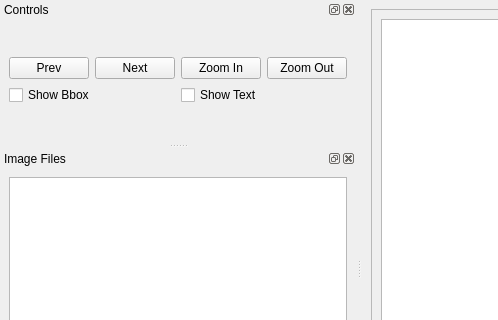
Qt form imageviewer_gw.ui (mahiratmis/image_viewer) before a commit; both pictures show x 0 to 498 and y 0 to 320 of the 856 by 557 pixel window.
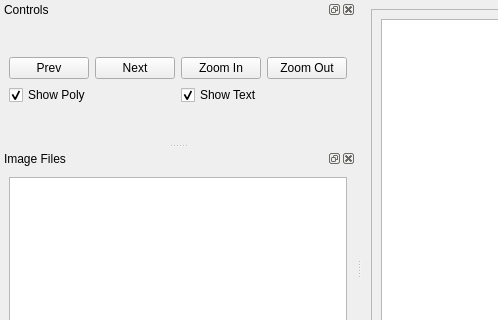
The same form after that commit.

Patch:
```diff
--- a/imageviewer_gw.ui
+++ b/imageviewer_gw.ui
@@ -100,17 +100,23 @@
        <item>
         <layout class="QHBoxLayout" name="horizontalLayout">
          <item>
-          <widget class="QCheckBox" name="checkBox_text">
+          <widget class="QCheckBox" name="checkBox_poly">
            <property name="text">
-            <string>Show Bbox</string>
+            <string>Show Poly</string>
+           </property>
+           <property name="checked">
+            <bool>true</bool>
            </property>
           </widget>
          </item>
          <item>
-          <widget class="QCheckBox" name="checkBox_bbox">
+          <widget class="QCheckBox" name="checkBox_text">
            <property name="text">
             <string>Show Text</string>
            </property>
+           <property name="checked">
+            <bool>true</bool>
+           </property>
           </widget>
          </item>
         </layout>
```
